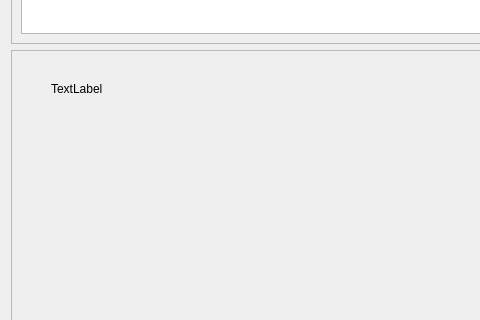
The window that CzujkiLinioweApp/listabadan.ui (wiacekmarcin/CzujkiLiniowe) describes before a commit, drawn with Qt 5; both pictures show x 0 to 480 and y 341 to 661 of the 891 by 775 pixel window.
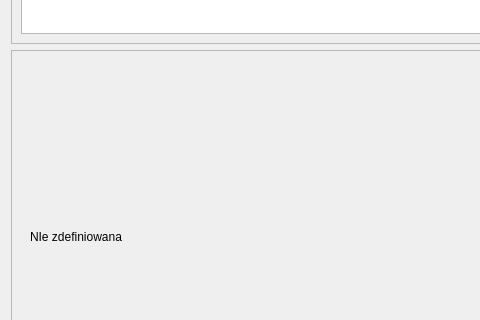
The same window after the commit. The open tabs and pages were chosen to show the change. Custom widgets are drawn as their Qt base class.

What changed in the file:
```diff
--- a/CzujkiLinioweApp/listabadan.ui
+++ b/CzujkiLinioweApp/listabadan.ui
@@ -43,28 +43,23 @@
         <property name="currentIndex">
          <number>0</number>
         </property>
-        <widget class="QWidget" name="pOdtwarzalnosc">
-         <layout class="QFormLayout" name="formLayout">
-          <item row="0" column="0" colspan="2">
-           <widget class="OdtwarzalnoscWyniki" name="pOdtwarzalnoscWyniki" native="true"/>
+        <widget class="OdtwarzalnoscWyniki" name="pOdtwarzalnosc">
+         <layout class="QFormLayout" name="formLayout"/>
+        </widget>
+        <widget class="PowtarzalnoscWyniki" name="pPowtarzalnosc">
+         <layout class="QFormLayout" name="formLayout_2"/>
+        </widget>
+        <widget class="QWidget" name="page_2">
+         <layout class="QVBoxLayout" name="verticalLayout_4">
+          <item>
+           <widget class="QLabel" name="label">
+            <property name="text">
+             <string>NIe zdefiniowana</string>
+            </property>
+           </widget>
           </item>
          </layout>
         </widget>
-        <widget class="QWidget" name="page_2">
-         <widget class="QLabel" name="label">
-          <property name="geometry">
-           <rect>
-            <x>30</x>
-            <y>20</y>
-            <width>58</width>
-            <height>18</height>
-           </rect>
-          </property>
-          <property name="text">
-           <string>TextLabel</string>
-          </property>
-         </widget>
-        </widget>
        </widget>
       </item>
      </layout>
@@ -79,6 +74,12 @@
    <header>odtwarzalnoscwyniki.h</header>
    <container>1</container>
   </customwidget>
+  <customwidget>
+   <class>PowtarzalnoscWyniki</class>
+   <extends>QWidget</extends>
+   <header>powtarzalnoscwyniki.h</header>
+   <container>1</container>
+  </customwidget>
  </customwidgets>
  <resources/>
  <connections/>
```
Left out of the diff: 2 changed lines with no effect on the pictures.
